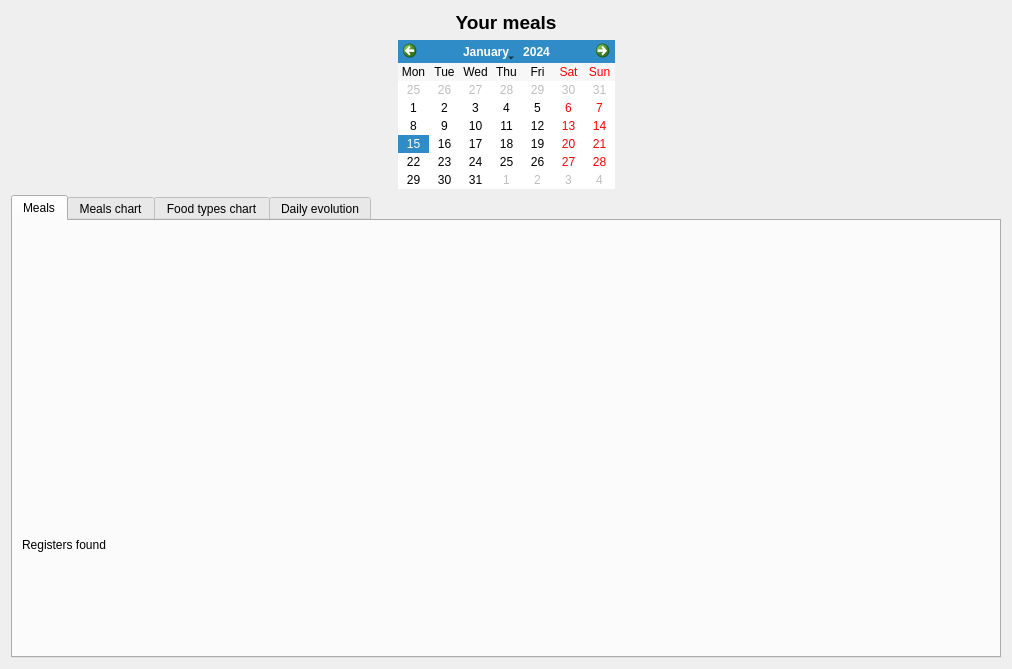
Qt form caloriestracker/ui/wdgMeals.ui (turulomio/caloriestracker) before a commit.
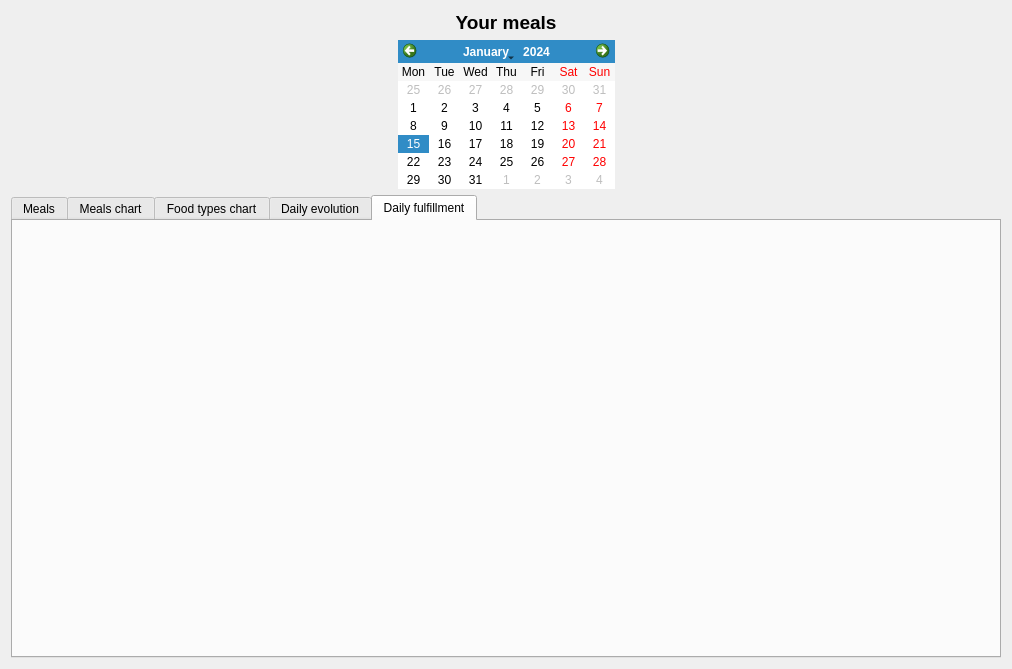
The same form after that commit. Icons and pictures are not drawn. Custom widgets are drawn as their Qt base class.

Commit message: Biometrics is now integrated in user. Added MealTotal objects to summarize meals

Patch:
```diff
--- a/caloriestracker/ui/wdgMeals.ui
+++ b/caloriestracker/ui/wdgMeals.ui
@@ -76,7 +76,7 @@
      <item>
       <widget class="QTabWidget" name="tab">
        <property name="currentIndex">
-        <number>0</number>
+        <number>4</number>
        </property>
        <widget class="QWidget" name="tab_8">
         <attribute name="icon">
@@ -145,6 +145,20 @@
          </item>
         </layout>
        </widget>
+       <widget class="QWidget" name="tab_5">
+        <attribute name="icon">
+         <iconset resource="../images/caloriestracker.qrc">
+          <normaloff>:/caloriestracker/button_ok.png</normaloff>:/caloriestracker/button_ok.png</iconset>
+        </attribute>
+        <attribute name="title">
+         <string>Daily fulfillment</string>
+        </attribute>
+        <layout class="QHBoxLayout" name="horizontalLayout_7">
+         <item>
+          <widget class="VCPie" name="wdgPieFulfillment" native="true"/>
+         </item>
+        </layout>
+       </widget>
       </widget>
      </item>
     </layout>
```
The commit also changes 11 other files.
